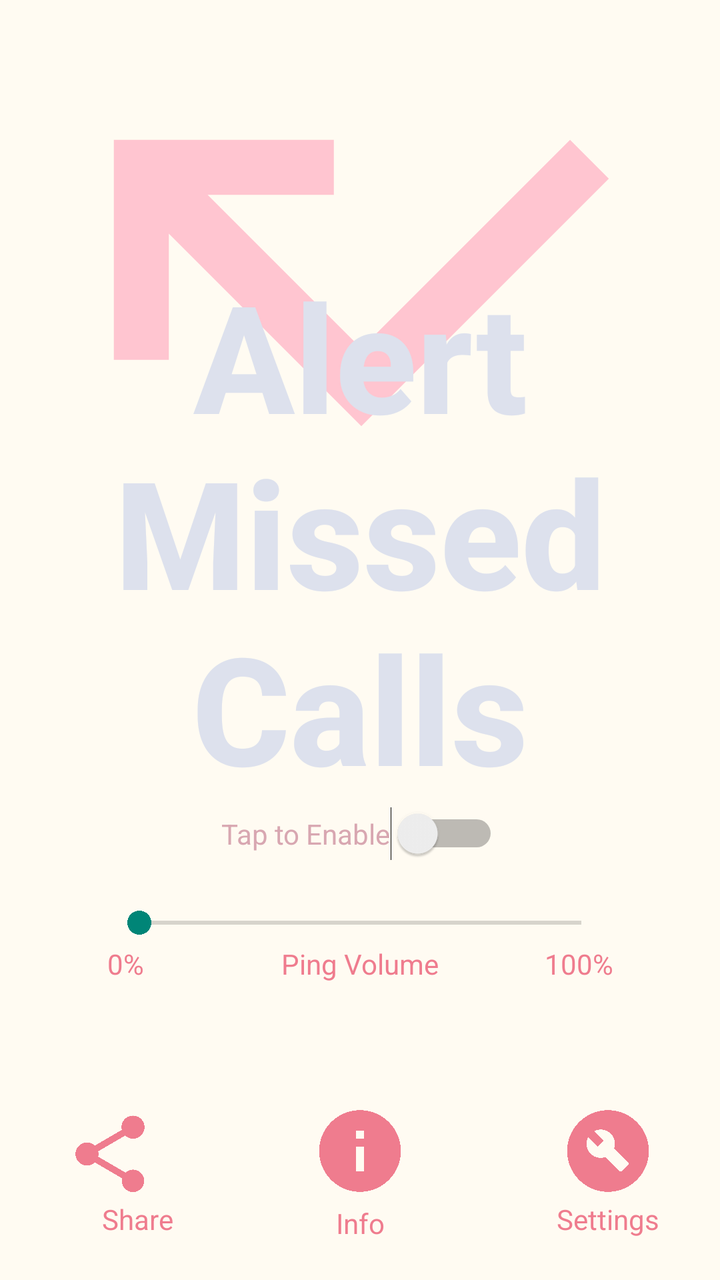
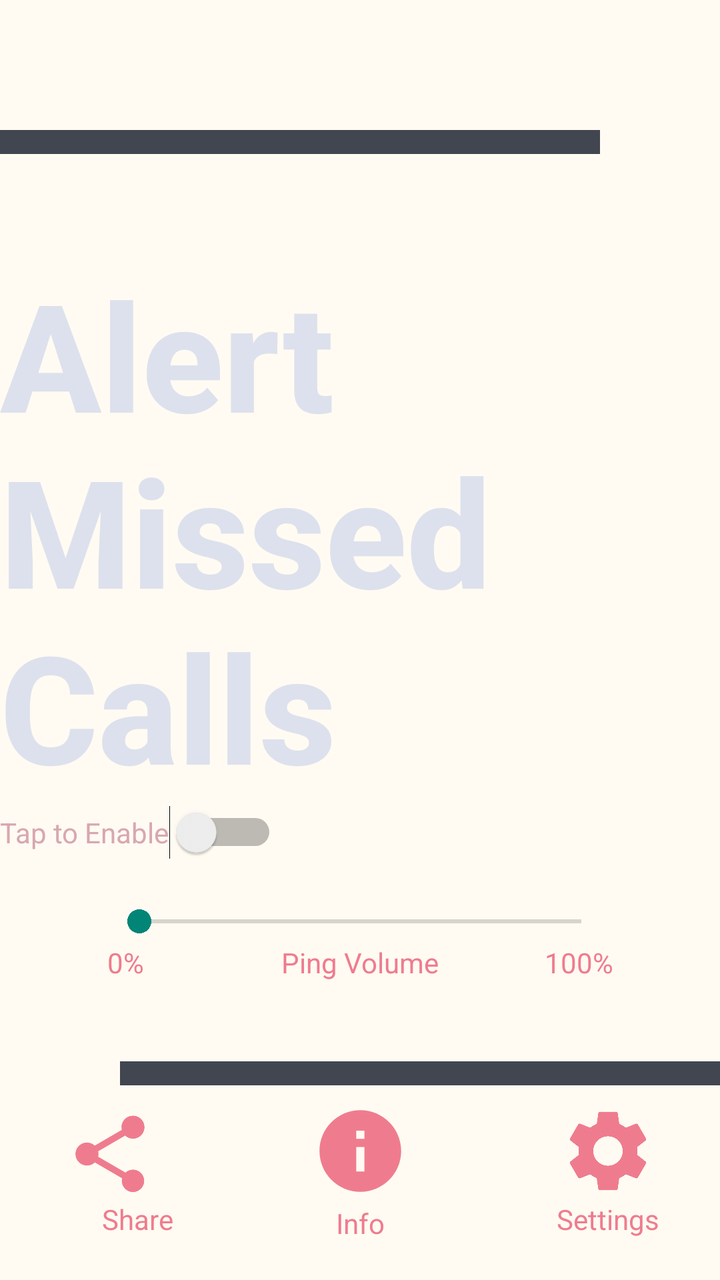

The first picture is an Android layout as it rendered before a commit; the second is the same layout after the commit. The layout source and the unified diff follow.
<!-- AndroidManifest.xml: application theme Theme.AppCompat.Light -->
<!-- res/layout/babyping.xml -->
<?xml version="1.0" encoding="utf-8"?>
<androidx.constraintlayout.widget.ConstraintLayout xmlns:android="http://schemas.android.com/apk/res/android"
    xmlns:app="http://schemas.android.com/apk/res-auto"
    xmlns:tools="http://schemas.android.com/tools"
    android:layout_width="match_parent"
    android:layout_height="match_parent"
    android:background="#FFFBF2"
    tools:context=".MainActivity">


    <ImageView
        android:id="@+id/imageView"
        android:layout_width="371dp"
        android:layout_height="330dp"
        android:layout_marginBottom="100dp"
        app:layout_constraintBottom_toBottomOf="@+id/FeatTitle"
        app:layout_constraintEnd_toEndOf="parent"
        app:layout_constraintStart_toStartOf="parent"
        app:srcCompat="@drawable/baseline_call_missed_24"
        app:tint="#FFC5D0" />

    <ImageView
        android:id="@+id/infoButton"
        android:layout_width="64dp"
        android:layout_height="49dp"
        app:layout_constraintBottom_toBottomOf="parent"
        app:layout_constraintEnd_toEndOf="parent"
        app:layout_constraintHorizontal_bias="0.5"
        app:layout_constraintStart_toStartOf="parent"
        app:srcCompat="@drawable/baseline_info_24"
        app:tint="#EF7C8E"
        android:layout_marginBottom="40dp"/>




    <TextView
        android:id="@+id/FeatTitle"
        android:layout_width="wrap_content"
        android:layout_height="wrap_content"
        android:fontFamily="sans-serif-medium"
        android:text="@string/MCA_Title"
        android:textAlignment="center"
        android:textColor="#DDE1ED"
        android:textSize="75dp"
        android:textStyle="bold"
        app:layout_constraintBottom_toBottomOf="parent"
        app:layout_constraintEnd_toEndOf="parent"
        app:layout_constraintStart_toStartOf="parent"
        app:layout_constraintTop_toTopOf="parent"
        app:layout_constraintVertical_bias="0.35" />

    <ImageView
        android:id="@+id/share"
        android:layout_width="66dp"
        android:layout_height="46dp"
        app:layout_constraintBottom_toBottomOf="parent"
        app:layout_constraintEnd_toStartOf="@+id/infoButton"
        android:layout_marginEnd="60dp"
        android:layout_marginBottom="40dp"
        app:srcCompat="@drawable/baseline_share_24"
        app:tint="#EF7C8E" />

    <ImageView
        android:id="@+id/Diagnosis"
        android:layout_width="64dp"
        android:layout_height="49dp"
        android:layout_marginStart="60dp"
        android:layout_marginBottom="40dp"
        app:layout_constraintBottom_toBottomOf="parent"
        app:layout_constraintStart_toEndOf="@+id/infoButton"
        app:srcCompat="@drawable/baseline_build_circle_24"
        app:tint="#EF7C8E" />

    <TextView
        android:id="@+id/textView2"
        android:layout_width="wrap_content"
        android:layout_height="wrap_content"
        android:layout_marginTop="2dp"
        android:text="Info"
        android:textColor="#EF7C8E"
        app:layout_constraintEnd_toEndOf="@+id/infoButton"
        app:layout_constraintStart_toStartOf="@+id/infoButton"
        app:layout_constraintTop_toBottomOf="@+id/infoButton" />

    <TextView
        android:id="@+id/textView4"
        android:layout_width="wrap_content"
        android:layout_height="wrap_content"
        android:text="@string/Allfeat_Share"
        android:textColor="#EF7C8E"
        app:layout_constraintEnd_toEndOf="parent"
        app:layout_constraintHorizontal_bias="0.157"
        app:layout_constraintStart_toStartOf="parent"
        app:layout_constraintTop_toBottomOf="@+id/share" />

    <TextView
        android:id="@+id/textView6"
        android:layout_width="wrap_content"
        android:layout_height="wrap_content"
        android:text="@string/Allfeat_settings"
        android:textColor="#EF7C8E"
        app:layout_constraintEnd_toEndOf="@+id/Diagnosis"
        app:layout_constraintHorizontal_bias="0.5"
        app:layout_constraintStart_toStartOf="@+id/Diagnosis"
        app:layout_constraintTop_toBottomOf="@+id/Diagnosis" />

    <Switch
        android:id="@+id/TapToEnable"
        android:layout_width="wrap_content"
        android:layout_height="wrap_content"
        android:layout_marginBottom="232dp"
        android:text="@string/Allfeat_Tap2Enable"
        android:textColor="#D8A7B1"
        app:layout_constraintEnd_toEndOf="parent"
        app:layout_constraintStart_toStartOf="parent"
        app:layout_constraintTop_toBottomOf="@+id/FeatTitle" />

    <SeekBar
        android:id="@+id/seekBar"
        android:layout_width="253dp"
        android:layout_height="22dp"
        android:layout_marginTop="20dp"
        app:layout_constraintBottom_toBottomOf="parent"
        app:layout_constraintEnd_toEndOf="parent"
        app:layout_constraintStart_toStartOf="parent"
        app:layout_constraintTop_toBottomOf="@+id/TapToEnable"
        app:layout_constraintVertical_bias="0.0" />

    <TextView
        android:id="@+id/textView3"
        android:layout_width="wrap_content"
        android:layout_height="wrap_content"
        android:text="Ping Volume"
        android:textColor="#EF7C8E"
        app:layout_constraintEnd_toEndOf="@+id/seekBar"
        app:layout_constraintStart_toStartOf="@+id/seekBar"
        app:layout_constraintTop_toBottomOf="@+id/seekBar" />

    <TextView
        android:id="@+id/textView5"
        android:layout_width="wrap_content"
        android:layout_height="wrap_content"
        android:text="0%"
        android:textColor="#EF7C8E"
        app:layout_constraintEnd_toEndOf="@+id/seekBar"
        app:layout_constraintHorizontal_bias="0"
        app:layout_constraintStart_toStartOf="@+id/seekBar"
        app:layout_constraintTop_toBottomOf="@+id/seekBar" />

    <TextView
        android:id="@+id/textView7"
        android:layout_width="wrap_content"
        android:layout_height="wrap_content"
        android:text="100%"
        android:textColor="#EF7C8E"
        app:layout_constraintEnd_toEndOf="@+id/seekBar"
        app:layout_constraintHorizontal_bias="1"
        app:layout_constraintStart_toStartOf="@+id/seekBar"
        app:layout_constraintTop_toBottomOf="@+id/seekBar" />



</androidx.constraintlayout.widget.ConstraintLayout>
<!-- resources referenced by this layout -->
<resources>
  <!-- drawable baseline_build_circle_24 (drawable) -->
  <vector android:height="24dp" android:tint="#000000"
      android:viewportHeight="24" android:viewportWidth="24"
      android:width="24dp" xmlns:android="http://schemas.android.com/apk/res/android">
      <path android:fillColor="@android:color/white"
          android:fillType="evenOdd" android:pathData="M12,2C6.48,2 2,6.48 2,12c0,5.52 4.48,10 10,10s10,-4.48 10,-10C22,6.48 17.52,2 12,2zM16.9,15.49l-1.4,1.4c-0.2,0.2 -0.51,0.2 -0.71,0l-3.41,-3.41c-1.22,0.43 -2.64,0.17 -3.62,-0.81c-1.11,-1.11 -1.3,-2.79 -0.59,-4.1l2.35,2.35l1.41,-1.41L8.58,7.17c1.32,-0.71 2.99,-0.52 4.1,0.59c0.98,0.98 1.24,2.4 0.81,3.62l3.41,3.41C17.09,14.98 17.09,15.3 16.9,15.49z"/>
  </vector>
  <!-- drawable baseline_call_missed_24 (drawable) -->
  <vector android:autoMirrored="true" android:height="24dp"
      android:tint="#000000" android:viewportHeight="24"
      android:viewportWidth="24" android:width="24dp" xmlns:android="http://schemas.android.com/apk/res/android">
      <path android:fillColor="@android:color/white" android:pathData="M19.59,7L12,14.59 6.41,9H11V7H3v8h2v-4.59l7,7 9,-9z"/>
  </vector>
  <!-- drawable baseline_info_24 (drawable) -->
  <vector android:height="24dp" android:tint="#000000"
      android:viewportHeight="24" android:viewportWidth="24"
      android:width="24dp" xmlns:android="http://schemas.android.com/apk/res/android">
      <path android:fillColor="@android:color/white" android:pathData="M12,2C6.48,2 2,6.48 2,12s4.48,10 10,10 10,-4.48 10,-10S17.52,2 12,2zM13,17h-2v-6h2v6zM13,9h-2L11,7h2v2z"/>
  </vector>
  <!-- drawable baseline_share_24 (drawable) -->
  <vector android:height="24dp" android:tint="#000000"
      android:viewportHeight="24" android:viewportWidth="24"
      android:width="24dp" xmlns:android="http://schemas.android.com/apk/res/android">
      <path android:fillColor="@android:color/white" android:pathData="M18,16.08c-0.76,0 -1.44,0.3 -1.96,0.77L8.91,12.7c0.05,-0.23 0.09,-0.46 0.09,-0.7s-0.04,-0.47 -0.09,-0.7l7.05,-4.11c0.54,0.5 1.25,0.81 2.04,0.81 1.66,0 3,-1.34 3,-3s-1.34,-3 -3,-3 -3,1.34 -3,3c0,0.24 0.04,0.47 0.09,0.7L8.04,9.81C7.5,9.31 6.79,9 6,9c-1.66,0 -3,1.34 -3,3s1.34,3 3,3c0.79,0 1.5,-0.31 2.04,-0.81l7.12,4.16c-0.05,0.21 -0.08,0.43 -0.08,0.65 0,1.61 1.31,2.92 2.92,2.92 1.61,0 2.92,-1.31 2.92,-2.92s-1.31,-2.92 -2.92,-2.92z"/>
  </vector>
  <string name="Allfeat_Share">Share</string>
  <string name="Allfeat_Tap2Enable">Tap to Enable</string>
  <string name="Allfeat_settings">Settings</string>
  <string name="MCA_Title">Alert Missed Calls</string>
</resources>

<!-- the commit's change to res/layout/babyping.xml (unified diff, before → after) -->
@@ -8,16 +8,23 @@
     tools:context=".MainActivity">
 
 
-    <ImageView
-        android:id="@+id/imageView"
-        android:layout_width="371dp"
-        android:layout_height="330dp"
-        android:layout_marginBottom="100dp"
-        app:layout_constraintBottom_toBottomOf="@+id/FeatTitle"
+    <View
+        android:layout_width="300dp"
+        android:layout_height="12dp"
+        android:layout_above="@+id/FeatTitle"
+        android:layout_marginTop="40dp"
+        android:background="#424651"
         app:layout_constraintEnd_toEndOf="parent"
-        app:layout_constraintStart_toStartOf="parent"
-        app:srcCompat="@drawable/baseline_call_missed_24"
-        app:tint="#FFC5D0" />
+        app:layout_constraintTop_toBottomOf="@+id/textView7" />
+
+    <View
+        android:layout_width="300dp"
+        android:layout_height="12dp"
+        android:layout_above="@+id/FeatTitle"
+        android:layout_marginBottom="50dp"
+        android:background="#424651"
+        app:layout_constraintBottom_toTopOf="@+id/FeatTitle"
+        app:layout_constraintStart_toStartOf="parent" />
 
     <ImageView
         android:id="@+id/infoButton"
@@ -32,23 +39,22 @@
         android:layout_marginBottom="40dp"/>
 
 
-
-
     <TextView
         android:id="@+id/FeatTitle"
-        android:layout_width="wrap_content"
+        android:layout_width="match_parent"
         android:layout_height="wrap_content"
         android:fontFamily="sans-serif-medium"
+        android:gravity="left"
         android:text="@string/MCA_Title"
-        android:textAlignment="center"
         android:textColor="#DDE1ED"
         android:textSize="75dp"
         android:textStyle="bold"
         app:layout_constraintBottom_toBottomOf="parent"
         app:layout_constraintEnd_toEndOf="parent"
+        app:layout_constraintHorizontal_bias="0.0"
         app:layout_constraintStart_toStartOf="parent"
         app:layout_constraintTop_toTopOf="parent"
-        app:layout_constraintVertical_bias="0.35" />
+        app:layout_constraintVertical_bias="0.349" />
 
     <ImageView
         android:id="@+id/share"
@@ -69,7 +75,7 @@
         android:layout_marginBottom="40dp"
         app:layout_constraintBottom_toBottomOf="parent"
         app:layout_constraintStart_toEndOf="@+id/infoButton"
-        app:srcCompat="@drawable/baseline_build_circle_24"
+        app:srcCompat="@drawable/baseline_settings_24"
         app:tint="#EF7C8E" />
 
     <TextView
@@ -109,10 +115,8 @@
         android:id="@+id/TapToEnable"
         android:layout_width="wrap_content"
         android:layout_height="wrap_content"
-        android:layout_marginBottom="232dp"
         android:text="@string/Allfeat_Tap2Enable"
         android:textColor="#D8A7B1"
-        app:layout_constraintEnd_toEndOf="parent"
         app:layout_constraintStart_toStartOf="parent"
         app:layout_constraintTop_toBottomOf="@+id/FeatTitle" />
 
<!-- resource entries referenced after the edit -->
@@ -1,23 +1,16 @@
 <!-- resources referenced by this layout -->
 <resources>
-  <!-- drawable baseline_build_circle_24 (drawable) -->
-  <vector android:height="24dp" android:tint="#000000"
-      android:viewportHeight="24" android:viewportWidth="24"
-      android:width="24dp" xmlns:android="http://schemas.android.com/apk/res/android">
-      <path android:fillColor="@android:color/white"
-          android:fillType="evenOdd" android:pathData="M12,2C6.48,2 2,6.48 2,12c0,5.52 4.48,10 10,10s10,-4.48 10,-10C22,6.48 17.52,2 12,2zM16.9,15.49l-1.4,1.4c-0.2,0.2 -0.51,0.2 -0.71,0l-3.41,-3.41c-1.22,0.43 -2.64,0.17 -3.62,-0.81c-1.11,-1.11 -1.3,-2.79 -0.59,-4.1l2.35,2.35l1.41,-1.41L8.58,7.17c1.32,-0.71 2.99,-0.52 4.1,0.59c0.98,0.98 1.24,2.4 0.81,3.62l3.41,3.41C17.09,14.98 17.09,15.3 16.9,15.49z"/>
-  </vector>
-  <!-- drawable baseline_call_missed_24 (drawable) -->
-  <vector android:autoMirrored="true" android:height="24dp"
-      android:tint="#000000" android:viewportHeight="24"
-      android:viewportWidth="24" android:width="24dp" xmlns:android="http://schemas.android.com/apk/res/android">
-      <path android:fillColor="@android:color/white" android:pathData="M19.59,7L12,14.59 6.41,9H11V7H3v8h2v-4.59l7,7 9,-9z"/>
-  </vector>
   <!-- drawable baseline_info_24 (drawable) -->
   <vector android:height="24dp" android:tint="#000000"
       android:viewportHeight="24" android:viewportWidth="24"
       android:width="24dp" xmlns:android="http://schemas.android.com/apk/res/android">
       <path android:fillColor="@android:color/white" android:pathData="M12,2C6.48,2 2,6.48 2,12s4.48,10 10,10 10,-4.48 10,-10S17.52,2 12,2zM13,17h-2v-6h2v6zM13,9h-2L11,7h2v2z"/>
+  </vector>
+  <!-- drawable baseline_settings_24 (drawable) -->
+  <vector android:height="24dp" android:tint="#000000"
+      android:viewportHeight="24" android:viewportWidth="24"
+      android:width="24dp" xmlns:android="http://schemas.android.com/apk/res/android">
+      <path android:fillColor="@android:color/white" android:pathData="M19.14,12.94c0.04,-0.3 0.06,-0.61 0.06,-0.94c0,-0.32 -0.02,-0.64 -0.07,-0.94l2.03,-1.58c0.18,-0.14 0.23,-0.41 0.12,-0.61l-1.92,-3.32c-0.12,-0.22 -0.37,-0.29 -0.59,-0.22l-2.39,0.96c-0.5,-0.38 -1.03,-0.7 -1.62,-0.94L14.4,2.81c-0.04,-0.24 -0.24,-0.41 -0.48,-0.41h-3.84c-0.24,0 -0.43,0.17 -0.47,0.41L9.25,5.35C8.66,5.59 8.12,5.92 7.63,6.29L5.24,5.33c-0.22,-0.08 -0.47,0 -0.59,0.22L2.74,8.87C2.62,9.08 2.66,9.34 2.86,9.48l2.03,1.58C4.84,11.36 4.8,11.69 4.8,12s0.02,0.64 0.07,0.94l-2.03,1.58c-0.18,0.14 -0.23,0.41 -0.12,0.61l1.92,3.32c0.12,0.22 0.37,0.29 0.59,0.22l2.39,-0.96c0.5,0.38 1.03,0.7 1.62,0.94l0.36,2.54c0.05,0.24 0.24,0.41 0.48,0.41h3.84c0.24,0 0.44,-0.17 0.47,-0.41l0.36,-2.54c0.59,-0.24 1.13,-0.56 1.62,-0.94l2.39,0.96c0.22,0.08 0.47,0 0.59,-0.22l1.92,-3.32c0.12,-0.22 0.07,-0.47 -0.12,-0.61L19.14,12.94zM12,15.6c-1.98,0 -3.6,-1.62 -3.6,-3.6s1.62,-3.6 3.6,-3.6s3.6,1.62 3.6,3.6S13.98,15.6 12,15.6z"/>
   </vector>
   <!-- drawable baseline_share_24 (drawable) -->
   <vector android:height="24dp" android:tint="#000000"
